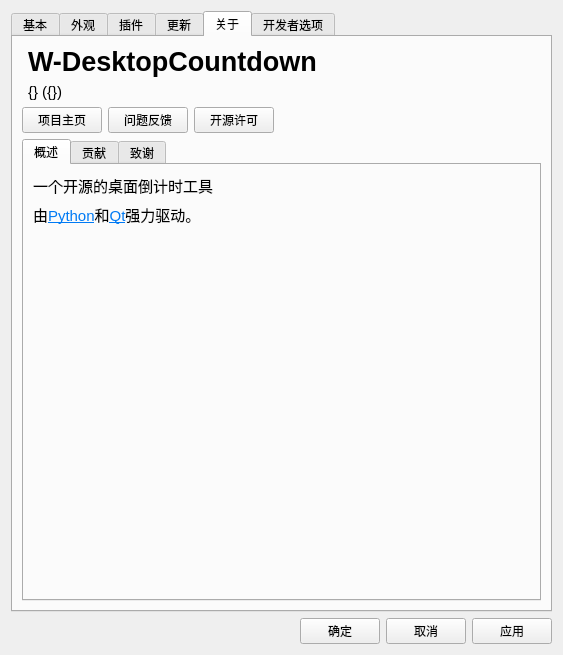
This is UISource/settings.ui in HelloWRC/W-DesktopCountdown as Qt 5 draws it before an edit. The edited form follows.
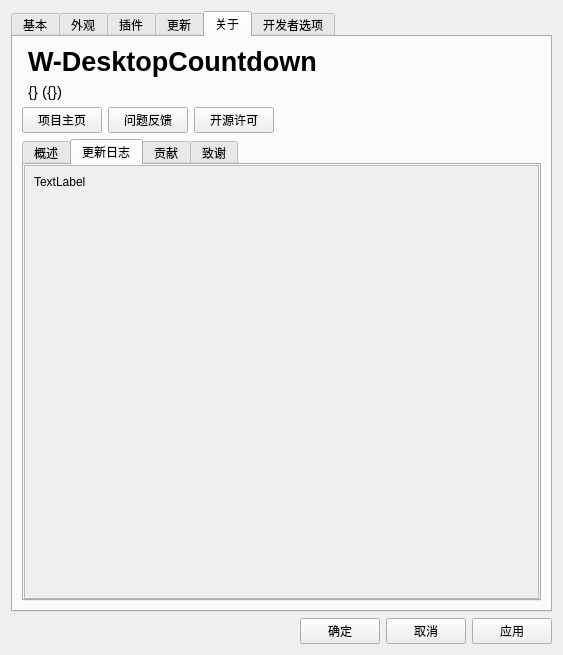
This is the edited form. The open tabs and pages were chosen to show the change. Icons and pictures are not drawn.

Commit message: 更新日志功能

```diff
--- a/UISource/settings.ui
+++ b/UISource/settings.ui
@@ -766,6 +766,76 @@
            </item>
           </layout>
          </widget>
+         <widget class="QWidget" name="tab_changelogs">
+          <attribute name="title">
+           <string>更新日志</string>
+          </attribute>
+          <layout class="QVBoxLayout" name="verticalLayout_6">
+           <property name="leftMargin">
+            <number>0</number>
+           </property>
+           <property name="topMargin">
+            <number>0</number>
+           </property>
+           <property name="rightMargin">
+            <number>0</number>
+           </property>
+           <property name="bottomMargin">
+            <number>0</number>
+           </property>
+           <item>
+            <widget class="QScrollArea" name="scrollArea_5">
+             <property name="widgetResizable">
+              <bool>true</bool>
+             </property>
+             <widget class="QWidget" name="scrollAreaWidgetContents_5">
+              <property name="geometry">
+               <rect>
+                <x>0</x>
+                <y>0</y>
+                <width>509</width>
+                <height>378</height>
+               </rect>
+              </property>
+              <layout class="QVBoxLayout" name="verticalLayout_16">
+               <item>
+                <widget class="QLabel" name="lb_changelog_history">
+                 <property name="text">
+                  <string>TextLabel</string>
+                 </property>
+                 <property name="textFormat">
+                  <enum>Qt::MarkdownText</enum>
+                 </property>
+                 <property name="wordWrap">
+                  <bool>true</bool>
+                 </property>
+                 <property name="openExternalLinks">
+                  <bool>true</bool>
+                 </property>
+                 <property name="textInteractionFlags">
+                  <set>Qt::LinksAccessibleByKeyboard|Qt::LinksAccessibleByMouse|Qt::TextBrowserInteraction|Qt::TextSelectableByKeyboard|Qt::TextSelectableByMouse</set>
+                 </property>
+                </widget>
+               </item>
+               <item>
+                <spacer name="verticalSpacer_5">
+                 <property name="orientation">
+                  <enum>Qt::Vertical</enum>
+                 </property>
+                 <property name="sizeHint" stdset="0">
+                  <size>
+                   <width>20</width>
+                   <height>326</height>
+                  </size>
+                 </property>
+                </spacer>
+               </item>
+              </layout>
+             </widget>
+            </widget>
+           </item>
+          </layout>
+         </widget>
          <widget class="QWidget" name="tab_cob">
           <attribute name="title">
            <string>贡献</string>
```
The commit also changes 4 other files.
